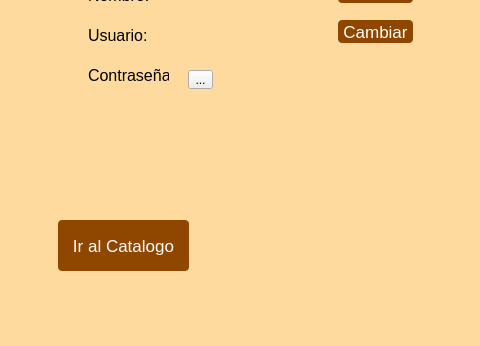
The window that OrangoTango/cuenta.ui (AlejandroMB1/OrangoTango) describes before a commit, drawn with Qt 5; both pictures show x 212 to 692 and y 220 to 566 of the 692 by 566 pixel window.
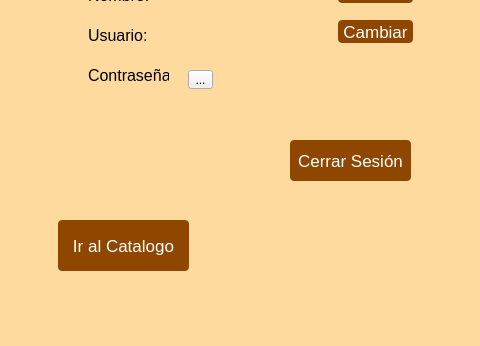
The same window after the commit. Icons and pictures are not drawn.

What changed in the file:
```diff
--- a/OrangoTango/cuenta.ui
+++ b/OrangoTango/cuenta.ui
@@ -25,7 +25,7 @@
 	}
 
 	/*Estilos para el botón*/
-	#IralCatalogo,#pushButton,#pushButton_2,#pushButton_3{
+	#IralCatalogo,#pushButton,#pushButton_2,#cerrar,#pushButton_3{
 		background-color: rgb(143, 71, 0);
 		border-radius: 4px;
 		color: #fff;
@@ -37,7 +37,7 @@
 	/*Definimos el estilo para un efecto hover sobre el botón,
 	este cambiará su background cuando pasemos el mouse por
 	encima*/
-	#IralCatalogo:hover,#pushButton:hover,#pushButton_2:hover,#pushButton_3:hove{
+	#IralCatalogo:hover,#pushButton:hover,#pushButton_2:hover,#pushButton_3:hove,#cerrar:hove{
 		
 	background-color: #ff7043;;
 	}
@@ -226,6 +226,19 @@
     <string>...</string>
    </property>
   </widget>
+  <widget class="QPushButton" name="cerrar">
+   <property name="geometry">
+    <rect>
+     <x>502</x>
+     <y>360</y>
+     <width>121</width>
+     <height>41</height>
+    </rect>
+   </property>
+   <property name="text">
+    <string>Cerrar Sesión</string>
+   </property>
+  </widget>
  </widget>
  <resources/>
  <connections/>
```
Left out of the diff: 21 changed lines with no effect on the pictures.
